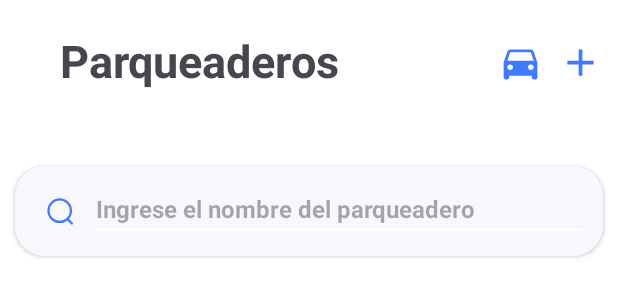
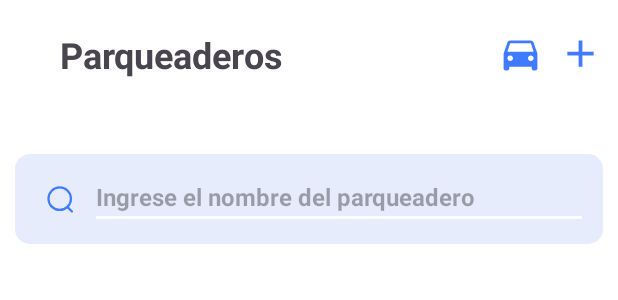
Before and after one commit to Midnightgb/ParkingApp, an Android app: the layout fragment_parking.xml on its own in the app's theme, with its tools: preview values and no code run, on a phone screen of 412 x 824 dp. Shown: the top 300 px of the screen. Run offline under Robolectric (Android 15) with nearby library versions, the phone set to English and light mode, and no system bars; network calls fail.

Commit message:
refactor styles

```diff
--- a/04-AppMovil/MainApp/app/src/main/java/com/example/parkingapp/ui/authentication/ForgotPasswordActivity.java
+++ b/04-AppMovil/MainApp/app/src/main/java/com/example/parkingapp/ui/authentication/ForgotPasswordActivity.java
@@ -102,6 +102,8 @@ public class ForgotPasswordActivity extends AppCompatActivity {
                 }
             }
         });
+
+
     }
     public boolean validateEmail(String email) {
         return email.contains("@");
--- a/04-AppMovil/MainApp/app/src/main/java/com/example/parkingapp/ui/parking/ParkingFragment.java
+++ b/04-AppMovil/MainApp/app/src/main/java/com/example/parkingapp/ui/parking/ParkingFragment.java
@@ -229,9 +229,9 @@ public class ParkingFragment extends Fragment {
         RequestQueue queue = Volley.newRequestQueue(context);
         String url = "";
         if(user_rol.equalsIgnoreCase("admin")){
-             url = "http://"+ip_v4+"/api-php/parking/getParkings.php";
+             url = "http://"+ip_v4+"/API-PRQDR-02/parking/getParkings.php";
         }else{
-             url = "http://"+ip_v4+"/api-php/parking_seller/getParkingSeller.php?id="+user_id;
+             url = "http://"+ip_v4+"/API-PRQDR-02/parking_seller/getParkingSeller.php?id="+user_id;
         }
 
 
@@ -316,7 +316,7 @@ public class ParkingFragment extends Fragment {
          List<String> field_check =  check_fields();
          if (field_check != null){
             RequestQueue queue = Volley.newRequestQueue(context);
-            String url = "http://"+ip_v4+"/api-php/parking/insertParking.php";
+            String url = "http://"+ip_v4+"/API-PRQDR-02/parking/insertParking.php";
 
             StringRequest solicitud =  new StringRequest(Request.Method.POST, url, new Response.Listener<String>() {
                 @Override
--- a/04-AppMovil/MainApp/app/src/main/res/layout/fragment_parking.xml
+++ b/04-AppMovil/MainApp/app/src/main/res/layout/fragment_parking.xml
@@ -33,7 +33,7 @@
                 android:layout_height="wrap_content"
                 android:text="Parqueaderos"
                 android:textStyle="bold"
-                android:textSize="30sp"/>
+                android:textSize="@dimen/subtitle"/>
 
             <View
                 android:layout_width="0dp"
@@ -44,7 +44,7 @@
                 android:layout_width="30dp"
                 android:layout_marginRight="10dp"
                 android:layout_height="30dp"
-                android:background="@drawable/car_image" />
+                android:background="@drawable/car_image"/>
             <Button
                 android:id="@+id/btnCrearParking"
                 android:layout_width="30dp"
@@ -53,18 +53,15 @@
         </LinearLayout>
 
 
-        <androidx.cardview.widget.CardView
-            android:layout_width="match_parent"
-            android:layout_height="wrap_content"
-            android:layout_margin="10dp"
-            app:cardCornerRadius="20dp">
+
 
         <LinearLayout
             android:layout_width="match_parent"
             android:layout_height="wrap_content"
 
-                android:background="@color/gray_dark"
             android:orientation="horizontal"
+            android:layout_margin="10dp"
+            android:background="@drawable/btn_inactive"
             android:padding="10dp">
 
             <ImageView
@@ -84,17 +81,12 @@
                 android:textStyle="bold" />
         </LinearLayout>
 
-        </androidx.cardview.widget.CardView>
-
-
-
 
         <androidx.recyclerview.widget.RecyclerView
             android:id="@+id/recycler_view_parking_assigned"
             android:layout_width="match_parent"
             android:layout_height="560dp"
-            android:layout_marginTop="20dp"
-            android:padding="10dp" />
+            android:layout_marginHorizontal="15dp"/>
     </LinearLayout>
 
     <LinearLayout
```
Lines whose indentation alone changed are shown as unchanged.
